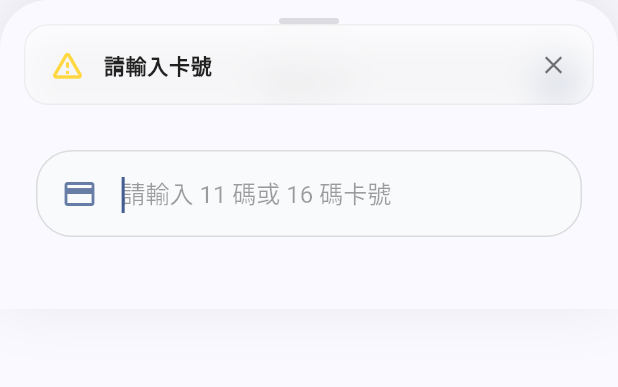
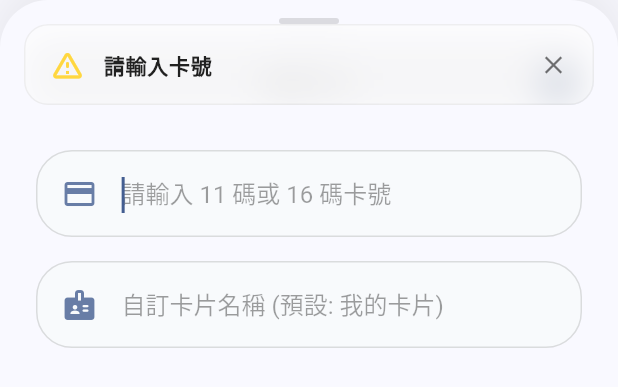
Before and after one commit to AlbertHongGG/Yoyu, a Flutter app: the AddCardBottomSheet widget shown alone on an empty page, opened directly, after a tap on the "check circle" icon, on a phone screen of 412 x 824 dp. Shown: the top 387 px of the screen. Run offline on Flutter 3.47's test engine with Material 3 defaults, Android fonts, the phone set to English and light mode, and no system bars; our stand-ins replace dio, flutter_riverpod, freezed_annotation, go_router, shared_preferences; accounts and stored records are empty; generated files the repository leaves out were written again; network calls fail; Roboto replaces fonts that are missing (Outfit).

Commit message:
feat: implement card management system with CRUD controllers, repositories, and UI bottom sheet

```diff
--- a/lib/features/home/data/repositories/card_repository.dart
+++ b/lib/features/home/data/repositories/card_repository.dart
@@ -30,7 +30,6 @@ class CardRepository {
               cardNo: cardData['cardNo'],
               cardFaceUrl: cardData['cardImageUrl'] ?? 'https://static01-ipass.cdn.hinet.net/ipassapp/cardface/11.webp',
               lastTranSum: (cardData['LastTranSum'] ?? 0).toDouble(),
-              lastTranDate: cardData['LastTranDate'] ?? '',
               isRegister: cardData['isRegister'] ?? false,
             );
           } else {
--- a/lib/features/home/domain/models/card_entity.dart
+++ b/lib/features/home/domain/models/card_entity.dart
@@ -7,9 +7,9 @@ part 'card_entity.g.dart';
 abstract class CardEntity with _$CardEntity {
   const factory CardEntity({
     required String cardNo,
+    @Default('我的卡片') String cardName,
     @Default('https://static01-ipass.cdn.hinet.net/ipassapp/cardface/11.webp') String cardFaceUrl,
     required double lastTranSum,
-    required String lastTranDate,
     required bool isRegister,
   }) = _CardEntity;
 
--- a/lib/features/home/presentation/controllers/card_list_controller.dart
+++ b/lib/features/home/presentation/controllers/card_list_controller.dart
@@ -9,7 +9,7 @@ class CardListNotifier extends AsyncNotifier<List<CardEntity>> {
     return ref.read(cardRepositoryProvider).loadCards();
   }
 
-  Future<bool> addCard(String cardNo) async {
+  Future<bool> addCard(String cardNo, String cardName) async {
     final currentCards = state.value ?? [];
     if (currentCards.any((c) => c.cardNo == cardNo)) {
       ref.read(notificationProvider.notifier).showWarning('此卡片已存在');
@@ -17,8 +17,9 @@ class CardListNotifier extends AsyncNotifier<List<CardEntity>> {
     }
 
     try {
-      final newCard = await ref.read(cardRepositoryProvider).checkCard(cardNo);
+      var newCard = await ref.read(cardRepositoryProvider).checkCard(cardNo);
       if (newCard != null) {
+        newCard = newCard.copyWith(cardName: cardName.isNotEmpty ? cardName : '我的卡片');
         final updatedCards = [...currentCards, newCard];
         state = AsyncData(updatedCards);
         await ref.read(cardRepositoryProvider).saveCards(updatedCards);
--- a/lib/features/home/presentation/widgets/add_card_bottom_sheet.dart
+++ b/lib/features/home/presentation/widgets/add_card_bottom_sheet.dart
@@ -20,20 +20,25 @@ class AddCardBottomSheet extends ConsumerStatefulWidget {
 }
 
 class _AddCardBottomSheetState extends ConsumerState<AddCardBottomSheet> {
-  final TextEditingController _controller = TextEditingController();
-  final FocusNode _focusNode = FocusNode();
+  final TextEditingController _noController = TextEditingController();
+  final TextEditingController _nameController = TextEditingController();
+  final FocusNode _noFocusNode = FocusNode();
+  final FocusNode _nameFocusNode = FocusNode();
   bool _isLoading = false;
 
   @override
   void dispose() {
-    _focusNode.dispose();
-    _controller.dispose();
+    _noFocusNode.dispose();
+    _nameFocusNode.dispose();
+    _noController.dispose();
+    _nameController.dispose();
     super.dispose();
   }
 
   void _handleSubmit() async {
-    final text = _controller.text.trim();
-    if (text.isEmpty) {
+    final cardNo = _noController.text.trim();
+    final cardName = _nameController.text.trim();
+    if (cardNo.isEmpty) {
       ref.read(notificationProvider.notifier).showWarning('請輸入卡號');
       return;
     }
@@ -42,7 +47,7 @@ class _AddCardBottomSheetState extends ConsumerState<AddCardBottomSheet> {
       _isLoading = true;
     });
 
-    final success = await ref.read(cardListProvider.notifier).addCard(text);
+    final success = await ref.read(cardListProvider.notifier).addCard(cardNo, cardName);
 
     if (mounted) {
       setState(() {
@@ -133,7 +138,10 @@ class _AddCardBottomSheetState extends ConsumerState<AddCardBottomSheet> {
             // Input Area
             Padding(
               padding: const EdgeInsets.fromLTRB(24, 8, 24, 48),
-              child: Container(
+              child: Column(
+                children: [
+                  // Card Number Input
+                  Container(
                     padding: const EdgeInsets.symmetric(horizontal: 16, vertical: 4),
                     decoration: BoxDecoration(
                       color: isDark ? Colors.black.withValues(alpha: 0.2) : const Color(0xFFF8FAFC),
@@ -143,8 +151,8 @@ class _AddCardBottomSheetState extends ConsumerState<AddCardBottomSheet> {
                       ),
                     ),
                     child: TextField(
-                  controller: _controller,
-                  focusNode: _focusNode,
+                      controller: _noController,
+                      focusNode: _noFocusNode,
                       keyboardType: TextInputType.number,
                       autofocus: true,
                       enabled: !_isLoading,
@@ -165,8 +173,49 @@ class _AddCardBottomSheetState extends ConsumerState<AddCardBottomSheet> {
                           color: theme.primaryColor.withValues(alpha: 0.8),
                         ),
                       ),
+                      textInputAction: TextInputAction.next,
+                      onSubmitted: (_) => _nameFocusNode.requestFocus(),
+                    ),
+                  ),
+                  const SizedBox(height: 16),
+
+                  // Card Name Input
+                  Container(
+                    padding: const EdgeInsets.symmetric(horizontal: 16, vertical: 4),
+                    decoration: BoxDecoration(
+                      color: isDark ? Colors.black.withValues(alpha: 0.2) : const Color(0xFFF8FAFC),
+                      borderRadius: BorderRadius.circular(24),
+                      border: Border.all(
+                        color: isDark ? Colors.white12 : Colors.black12,
+                      ),
+                    ),
+                    child: TextField(
+                      controller: _nameController,
+                      focusNode: _nameFocusNode,
+                      keyboardType: TextInputType.text,
+                      enabled: !_isLoading,
+                      style: TextStyle(
+                        color: isDark ? Colors.white : Colors.black87,
+                        fontSize: 16,
+                        letterSpacing: 1.0,
+                      ),
+                      decoration: InputDecoration(
+                        hintText: '自訂卡片名稱 (預設: 我的卡片)',
+                        hintStyle: TextStyle(
+                          color: isDark ? Colors.white30 : Colors.black38,
+                          letterSpacing: 0,
+                        ),
+                        border: InputBorder.none,
+                        icon: Icon(
+                          Icons.badge_rounded,
+                          color: theme.primaryColor.withValues(alpha: 0.8),
+                        ),
+                      ),
+                      textInputAction: TextInputAction.done,
                       onSubmitted: (_) => _handleSubmit(),
                     ),
+                  ),
+                ],
               ),
             ),
           ],
```
Also changed, not shown: lib/features/home/presentation/widgets/card_item_widget.dart (+33 -45 lines). Lines whose indentation alone changed are shown as unchanged.
